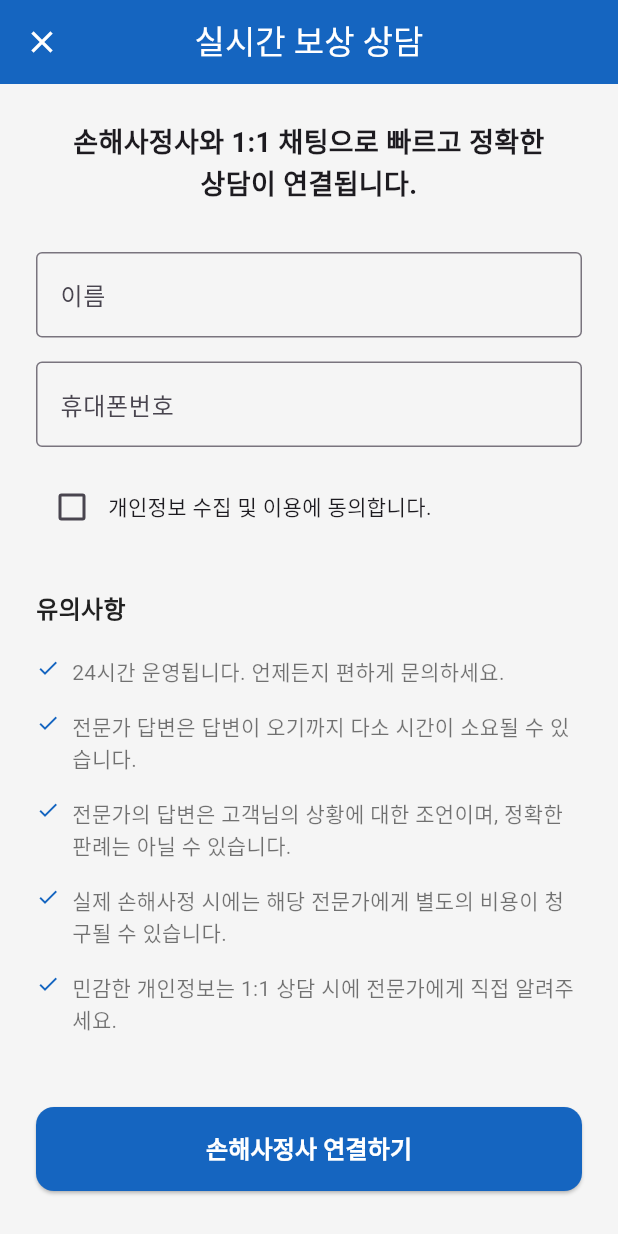
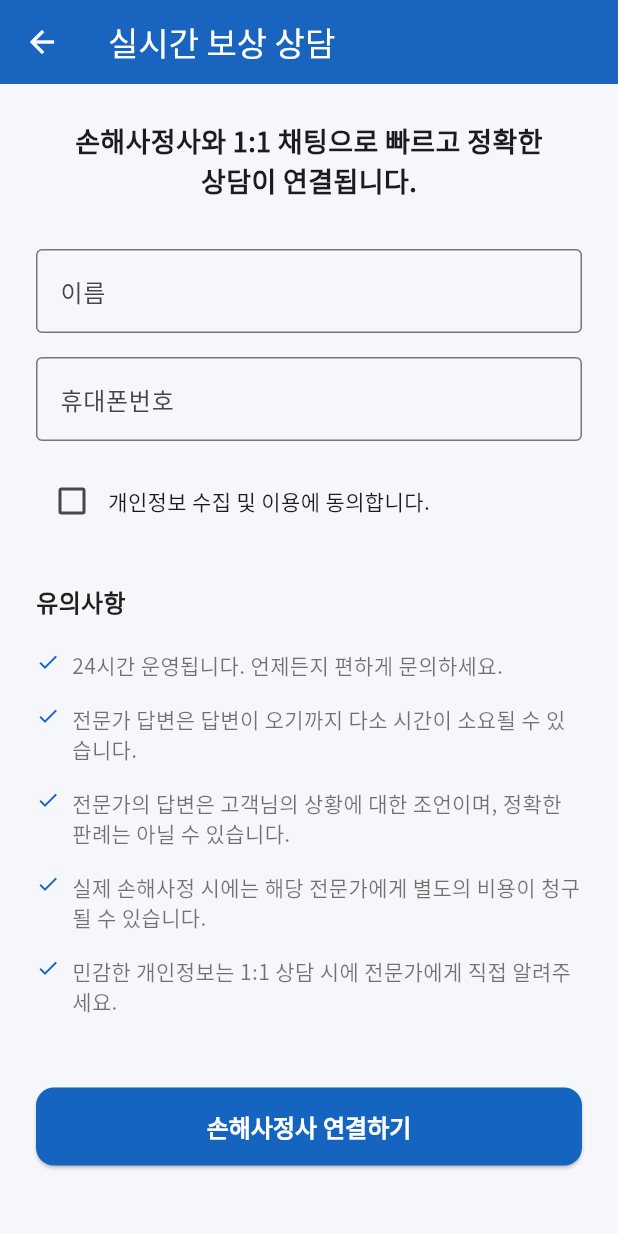
Before and after one commit to LEEGOR1122/NLP_Chatbot_Project, a Flutter app: the screen it shows after launch, after a tap on "실시간 보상상담 (24시간)", on a phone screen of 412 x 824 dp. Run offline on Flutter 3.47's test engine with Material 3 defaults, Android fonts, the light colour scheme and no system bars; our stand-ins replace google_fonts.

Commit message:
로딩화면 수정

```diff
--- a/lib/main.dart
+++ b/lib/main.dart
@@ -15,12 +15,25 @@ class MyApp extends StatelessWidget {
       debugShowCheckedModeBanner: false,
       title: '손에 보험',
       theme: ThemeData(
-        primarySwatch: Colors.grey,
-        scaffoldBackgroundColor: Colors.grey[100],
+        primarySwatch: Colors.blue,
+        scaffoldBackgroundColor: const Color(0xFFF5F7FA),
+        fontFamily: GoogleFonts.notoSansKr().fontFamily,
         appBarTheme: const AppBarTheme(
           backgroundColor: Colors.white,
           foregroundColor: Colors.black,
           elevation: 1,
+        ),
+        elevatedButtonTheme: ElevatedButtonThemeData(
+          style: ElevatedButton.styleFrom(
+            shape: RoundedRectangleBorder(
+              borderRadius: BorderRadius.circular(12),
+            ),
+            padding: const EdgeInsets.symmetric(vertical: 14),
+            textStyle: const TextStyle(
+              fontSize: 16,
+              fontWeight: FontWeight.bold,
+            ),
+          ),
         ),
       ),
       home: const SplashScreen(),
@@ -51,32 +64,45 @@ class _SplashScreenState extends State<SplashScreen> {
   @override
   Widget build(BuildContext context) {
     return Scaffold(
-      body: Stack(
-        fit: StackFit.expand,
-        children: [
-          Image.asset(
-            'assets/images/OIG3.jpg',
-            fit: BoxFit.cover,
-          ),
-          Center(
+      backgroundColor: const Color(0xFFF5F7FA),
+      body: Center(
         child: Column(
           mainAxisAlignment: MainAxisAlignment.center,
           children: [
-                const Text('내 손에 보험', style: TextStyle(fontSize: 40, fontWeight: FontWeight.bold, color: Colors.white)),
-                const SizedBox(height: 60),
-                Text('당신은 적절한 보상을 받으셨나요?', style: GoogleFonts.notoSans(fontSize: 25, color: Colors.white, fontWeight: FontWeight.w500)),
-                const SizedBox(height: 20),
-                const CircularProgressIndicator(valueColor: AlwaysStoppedAnimation<Color>(Colors.white)),
+            Image.asset(
+              'assets/images/splash_character.png',
+              height: 250,
+            ),
+            const SizedBox(height: 40),
+            const Text(
+              '내 손에 보험',
+              style: TextStyle(
+                fontSize: 40,
+                fontWeight: FontWeight.bold,
+                color: Color(0xFF1E3A8A),
+              ),
+            ),
+            const SizedBox(height: 12),
+            Text(
+              '당신은 적절한 보상을 받으셨나요?',
+              style: GoogleFonts.notoSansKr(
+                fontSize: 18,
+                color: Colors.black54,
+                fontWeight: FontWeight.w500,
+              ),
+            ),
+            const SizedBox(height: 40),
+            CircularProgressIndicator(
+              color: Colors.blue[800],
+            ),
           ],
         ),
-          ),
-        ],
       ),
     );
   }
 }
 
-// MainScreen: 탭을 관리하는 껍데기 역할
+// MainScreen: 탭 관리 껍데기
 class MainScreen extends StatefulWidget {
   const MainScreen({super.key});
 
@@ -108,12 +134,12 @@ class _MainScreenState extends State<MainScreen> {
       ),
       bottomNavigationBar: BottomNavigationBar(
         items: const <BottomNavigationBarItem>[
-          BottomNavigationBarItem(icon: Icon(Icons.home), label: '홈'),
+          BottomNavigationBarItem(icon: Icon(Icons.home_filled), label: '홈'),
           BottomNavigationBarItem(icon: Icon(Icons.question_answer), label: '챗봇'),
           BottomNavigationBarItem(icon: Icon(Icons.person), label: '마이페이지'),
         ],
         currentIndex: _selectedIndex,
-        selectedItemColor: Colors.blue,
+        selectedItemColor: Colors.blue[700],
         unselectedItemColor: Colors.grey,
         onTap: _onItemTapped,
       ),
@@ -153,84 +179,152 @@ class _HomeScreenState extends State<HomeScreen> {
       appBar: AppBar(
         title: const Text('손에 보험', style: TextStyle(fontWeight: FontWeight.bold)),
         centerTitle: false,
-        actions: [IconButton(icon: const Icon(Icons.notifications_none), onPressed: () {})],
+        actions: [
+          IconButton(
+            icon: const Icon(Icons.notifications_none, color: Colors.grey),
+            onPressed: () {},
+          )
+        ],
       ),
       body: SingleChildScrollView(
         child: Padding(
-          padding: const EdgeInsets.symmetric(horizontal: 16.0),
+          padding: const EdgeInsets.all(16.0),
           child: Column(
             crossAxisAlignment: CrossAxisAlignment.start,
             children: [
-              SizedBox(height: MediaQuery.of(context).size.height * 0.05),
+              const SizedBox(height: 16),
+              const Text(
+                '무엇을 도와드릴까요?',
+                style: TextStyle(fontSize: 24, fontWeight: FontWeight.bold),
+              ),
+              const SizedBox(height: 24),
               Container(
-                padding: const EdgeInsets.symmetric(horizontal: 16),
-                decoration: BoxDecoration(color: Colors.grey[200], borderRadius: BorderRadius.circular(30)),
+                decoration: BoxDecoration(
+                  color: Colors.white,
+                  borderRadius: BorderRadius.circular(16),
+                  boxShadow: [
+                    BoxShadow(
+                      color: Colors.grey.withOpacity(0.1),
+                      blurRadius: 10,
+                      offset: const Offset(0, 4),
+                    ),
+                  ],
+                ),
                 child: TextField(
                   controller: _searchController,
                   onSubmitted: _handleSearch,
                   decoration: const InputDecoration(
-                    hintText: '궁금한 내용을 검색하세요',
+                    hintText: '궁금한 내용을 검색하세요 (예: 보험금 청구)',
                     prefixIcon: Icon(Icons.search, color: Colors.grey),
                     border: InputBorder.none,
-                    contentPadding: EdgeInsets.symmetric(vertical: 14),
+                    contentPadding: EdgeInsets.symmetric(horizontal: 20, vertical: 16),
                   ),
                 ),
               ),
-              const SizedBox(height: 50),
+              const SizedBox(height: 32),
+              const Text(
+                '주요 서비스',
+                style: TextStyle(fontSize: 18, fontWeight: FontWeight.bold),
+              ),
+              const SizedBox(height: 16),
               GridView.builder(
                 physics: const NeverScrollableScrollPhysics(),
                 shrinkWrap: true,
                 gridDelegate: const SliverGridDelegateWithFixedCrossAxisCount(
-                  crossAxisCount: 3, crossAxisSpacing: 16, mainAxisSpacing: 16, childAspectRatio: 1.0,
+                  crossAxisCount: 3,
+                  crossAxisSpacing: 12,
+                  mainAxisSpacing: 12,
+                  childAspectRatio: 0.9,
                 ),
                 itemCount: 6,
                 itemBuilder: (BuildContext context, int index) {
                   List<String> titles = ['보험금 청구', '보상금 계산', '교통사고 상담', '상해/질병 보상', '후유장해 평가', '서류 준비 도움'];
-                  List<IconData> icons = [Icons.receipt, Icons.calculate, Icons.directions_car, Icons.local_hospital, Icons.wheelchair_pickup, Icons.folder_open];
+                  List<IconData> icons = [Icons.receipt_long, Icons.calculate, Icons.directions_car, Icons.local_hospital, Icons.wheelchair_pickup, Icons.folder_open];
+                  return _buildServiceItem(context, titles[index], icons[index]);
+                },
+              ),
+              const SizedBox(height: 32),
+              InkWell(
+                onTap: () => Navigator.push(context, MaterialPageRoute(builder: (context) => const ConsultationScreen())),
+                borderRadius: BorderRadius.circular(16),
+                child: Container(
+                  width: double.infinity,
+                  padding: const EdgeInsets.all(20),
+                  decoration: BoxDecoration(
+                    gradient: LinearGradient(
+                      colors: [Colors.blue.shade600, Colors.blue.shade800],
+                      begin: Alignment.topLeft,
+                      end: Alignment.bottomRight,
+                    ),
+                    borderRadius: BorderRadius.circular(16),
+                    boxShadow: [
+                      BoxShadow(
+                        color: Colors.blue.withOpacity(0.3),
+                        blurRadius: 10,
+                        offset: const Offset(0, 5),
+                      ),
+                    ],
+                  ),
+                  child: Row(
+                    mainAxisAlignment: MainAxisAlignment.center,
+                    children: const [
+                      Icon(Icons.flash_on, color: Colors.white, size: 24),
+                      SizedBox(width: 12),
+                      Text(
+                        '실시간 보상상담 (24시간)',
+                        style: TextStyle(
+                          fontSize: 18,
+                          fontWeight: FontWeight.bold,
+                          color: Colors.white,
+                        ),
+                      ),
+                    ],
+                  ),
+                ),
+              ),
+            ],
+          ),
+        ),
+      ),
+    );
+  }
+
+  Widget _buildServiceItem(BuildContext context, String title, IconData icon) {
     return InkWell(
-                    onTap: () => print('${titles[index]} 기능 실행!'),
+      onTap: () => print('$title 기능 실행!'),
+      borderRadius: BorderRadius.circular(16),
       child: Container(
+        padding: const EdgeInsets.all(8.0),
         decoration: BoxDecoration(
           color: Colors.white,
-                        borderRadius: BorderRadius.circular(15),
-                        boxShadow: [BoxShadow(color: Colors.grey.withOpacity(0.1), spreadRadius: 1, blurRadius: 5, offset: const Offset(0, 3))],
+          borderRadius: BorderRadius.circular(16),
+          boxShadow: [
+            BoxShadow(
+              color: Colors.grey.withOpacity(0.08),
+              blurRadius: 10,
+              offset: const Offset(0, 4),
+            ),
+          ],
         ),
         child: Column(
           mainAxisAlignment: MainAxisAlignment.center,
           children: [
-                          Icon(icons[index], size: 40, color: Colors.blue[800]),
-                          const SizedBox(height: 8),
-                          Text(titles[index], textAlign: TextAlign.center, style: const TextStyle(fontSize: 14, fontWeight: FontWeight.w600, color: Colors.black54)),
-                        ],
+            CircleAvatar(
+              radius: 24,
+              backgroundColor: Colors.blue.withOpacity(0.1),
+              child: Icon(icon, size: 28, color: Colors.blue[800]),
+            ),
+            const SizedBox(height: 12),
+            Text(
+              title,
+              textAlign: TextAlign.center,
+              style: const TextStyle(
+                fontSize: 13,
+                fontWeight: FontWeight.w600,
+                color: Colors.black87,
               ),
             ),
-                  );
-                },
-              ),
-              SizedBox(height: MediaQuery.of(context).size.height * 0.1),
-              InkWell(
-                onTap: () => Navigator.push(context, MaterialPageRoute(builder: (context) => const ConsultationScreen())),
-                child: Container(
-                  width: double.infinity,
-                  padding: const EdgeInsets.all(20),
-                  decoration: BoxDecoration(
-                    color: Colors.white,
-                    borderRadius: BorderRadius.circular(15),
-                    boxShadow: [BoxShadow(color: Colors.grey.withOpacity(0.1), spreadRadius: 1, blurRadius: 5, offset: const Offset(0, 3))],
-                  ),
-                  child: Row(
-                    mainAxisAlignment: MainAxisAlignment.center,
-                    children: const [
-                      Icon(Icons.flash_on, color: Colors.blue, size: 24),
-                      SizedBox(width: 8),
-                      Text('실시간 보상상담 (24시간)', style: TextStyle(fontSize: 20, fontWeight: FontWeight.bold)),
           ],
-                  ),
-                ),
-              ),
-              const SizedBox(height: 16),
-            ],
-          ),
         ),
       ),
     );
@@ -299,7 +393,7 @@ class _ChatbotScreenState extends State<ChatbotScreen> {
         margin: const EdgeInsets.symmetric(vertical: 4.0),
         padding: const EdgeInsets.symmetric(horizontal: 16.0, vertical: 10.0),
         decoration: BoxDecoration(
-          color: isUser ? Colors.blue[600] : Colors.grey[200],
+          color: isUser ? Theme.of(context).primaryColor : Colors.white,
           borderRadius: BorderRadius.circular(20),
         ),
         child: Text(
@@ -346,7 +440,7 @@ class MyPageScreen extends StatefulWidget {
 
 class _MyPageScreenState extends State<MyPageScreen> {
   bool _isLoggedIn = false;
-  final String _userName = "사용자";
+  final String _userName = "김민준";
 
   void _handleLoginResult(bool loginSuccess) {
     if (loginSuccess) {
@@ -390,11 +484,14 @@ class _MyPageScreenState extends State<MyPageScreen> {
           mainAxisAlignment: MainAxisAlignment.center,
           crossAxisAlignment: CrossAxisAlignment.stretch,
           children: [
-            const Text('로그인이 필요합니다.', textAlign: TextAlign.center, style: TextStyle(fontSize: 18, color: Colors.grey)),
-            const SizedBox(height: 20),
+            Icon(Icons.lock_outline, size: 80, color: Colors.grey[300]),
+            const SizedBox(height: 24),
+            const Text('로그인하고 더 많은 서비스를 이용하세요', textAlign: TextAlign.center, style: TextStyle(fontSize: 16, color: Colors.black54)),
+            const SizedBox(height: 32),
             ElevatedButton(
               style: ElevatedButton.styleFrom(
-                padding: const EdgeInsets.symmetric(vertical: 12),
+                backgroundColor: Colors.blue[700],
+                foregroundColor: Colors.white,
               ),
               onPressed: () {
                 Navigator.push(
@@ -406,7 +503,7 @@ class _MyPageScreenState extends State<MyPageScreen> {
                   }
                 });
               },
-              child: const Text('로그인/회원가입', style: TextStyle(fontSize: 16)),
+              child: const Text('로그인 / 회원가입'),
             ),
           ],
         ),
@@ -416,20 +513,41 @@ class _MyPageScreenState extends State<MyPageScreen> {
 
   Widget _buildLoggedInView() {
     return ListView(
+      padding: EdgeInsets.zero,
       children: [
-        UserAccountsDrawerHeader(
-          accountName: Text('${_userName}님', style: const TextStyle(fontSize: 20, fontWeight: FontWeight.bold)),
-          accountEmail: const Text('환영합니다!'),
-          currentAccountPicture: const CircleAvatar(
+        Container(
+          padding: const EdgeInsets.fromLTRB(16, 60, 16, 32),
+          decoration: BoxDecoration(
+            gradient: LinearGradient(
+              colors: [Colors.blue.shade600, Colors.blue.shade800],
+              begin: Alignment.topLeft,
+              end: Alignment.bottomRight,
+            ),
+          ),
+          child: Row(
+            children: [
+              const CircleAvatar(
+                radius: 32,
                 backgroundColor: Colors.white,
-            child: Icon(Icons.person, size: 50),
+                child: Icon(Icons.person, size: 40, color: Colors.blue),
               ),
-          decoration: BoxDecoration(color: Colors.blue[700]),
+              const SizedBox(width: 16),
+              Column(
+                crossAxisAlignment: CrossAxisAlignment.start,
+                children: [
+                  Text('${_userName}님', style: const TextStyle(fontSize: 22, fontWeight: FontWeight.bold, color: Colors.white)),
+                  const SizedBox(height: 4),
+                  const Text('환영합니다!', style: TextStyle(fontSize: 16, color: Colors.white70)),
+                ],
+              )
+            ],
           ),
-        ListTile(
-          leading: const Icon(Icons.history),
-          title: const Text('상담 이력 보기'),
-          trailing: const Icon(Icons.chevron_right),
+        ),
+        const SizedBox(height: 16),
+        _buildMenuCard(
+          context,
+          icon: Icons.history,
+          title: '상담 이력 보기',
           onTap: () {
             Navigator.push(
               context,
@@ -437,14 +555,51 @@ class _MyPageScreenState extends State<MyPageScreen> {
             );
           },
         ),
-        const Divider(),
-        ListTile(
-          leading: const Icon(Icons.settings),
-          title: const Text('설정'),
-          trailing: const Icon(Icons.chevron_right),
+        _buildMenuCard(
+          context,
+          icon: Icons.person_outline,
+          title: '개인정보 수정',
+          onTap: () {},
+        ),
+        _buildMenuCard(
+          context,
+          icon: Icons.settings,
+          title: '설정',
           onTap: () {},
         ),
       ],
+    );
+  }
+
+  Widget _buildMenuCard(BuildContext context, {required IconData icon, required String title, required VoidCallback onTap}) {
+    return Padding(
+      padding: const EdgeInsets.symmetric(horizontal: 16.0, vertical: 6.0),
+      child: InkWell(
+        onTap: onTap,
+        borderRadius: BorderRadius.circular(12),
+        child: Container(
+          padding: const EdgeInsets.symmetric(horizontal: 16, vertical: 12),
+          decoration: BoxDecoration(
+            color: Colors.white,
+            borderRadius: BorderRadius.circular(12),
+             boxShadow: [
+              BoxShadow(
+                color: Colors.grey.withOpacity(0.08),
+                blurRadius: 10,
+              ),
+            ],
+          ),
+          child: Row(
+            children: [
+              Icon(icon, color: Colors.blue[700]),
+              const SizedBox(width: 16),
+              Text(title, style: const TextStyle(fontSize: 16, fontWeight: FontWeight.w600)),
+              const Spacer(),
+              const Icon(Icons.chevron_right, color: Colors.grey),
+            ],
+          ),
+        ),
+      ),
     );
   }
 }
@@ -459,37 +614,51 @@ class LoginScreen extends StatelessWidget {
       appBar: AppBar(
         title: const Text('로그인'),
       ),
-      body: Padding(
+      body: SingleChildScrollView(
+        child: Padding(
           padding: const EdgeInsets.all(24.0),
           child: Column(
-          mainAxisAlignment: MainAxisAlignment.center,
             crossAxisAlignment: CrossAxisAlignment.stretch,
             children: [
+              const SizedBox(height: 60),
+              const Text('환영합니다!', style: TextStyle(fontSize: 28, fontWeight: FontWeight.bold)),
+              const SizedBox(height: 8),
+              const Text('로그인하여 모든 서비스를 이용하세요.', style: TextStyle(fontSize: 16, color: Colors.grey)),
+              const SizedBox(height: 48),
               TextField(
                 decoration: InputDecoration(
                   labelText: '이메일',
+                  prefixIcon: const Icon(Icons.email_outlined),
                   border: OutlineInputBorder(borderRadius: BorderRadius.circular(12)),
+                  filled: true,
+                  fillColor: Colors.white,
                 ),
+                keyboardType: TextInputType.emailAddress,
               ),
               const SizedBox(height: 16),
               TextField(
                 obscureText: true,
                 decoration: InputDecoration(
                   labelText: '비밀번호',
+                  prefixIcon: const Icon(Icons.lock_outline),
                   border: OutlineInputBorder(borderRadius: BorderRadius.circular(12)),
+                  filled: true,
+                  fillColor: Colors.white,
                 ),
               ),
-            const SizedBox(height: 24),
+              const SizedBox(height: 32),
               ElevatedButton(
                 style: ElevatedButton.styleFrom(
-                padding: const EdgeInsets.symmetric(vertical: 12),
+                  backgroundColor: Colors.blue[700],
+                  foregroundColor: Colors.white,
                 ),
                 onPressed: () {
                   Navigator.pop(context, true);
                 },
-              child: const Text('로그인', style: TextStyle(fontSize: 16)),
+                child: const Text('로그인'),
               ),
             ],
+          ),
         ),
       ),
     );
@@ -514,18 +683,36 @@ class HistoryScreen extends StatelessWidget {
         title: const Text('상담 이력'),
       ),
       body: ListView.builder(
+        padding: const EdgeInsets.all(8.0),
         itemCount: _history.length,
         itemBuilder: (context, index) {
           final item = _history[index];
           return Card(
-            margin: const EdgeInsets.symmetric(horizontal: 16.0, vertical: 8.0),
+            elevation: 2,
+            shadowColor: Colors.grey.withOpacity(0.2),
+            margin: const EdgeInsets.symmetric(horizontal: 8.0, vertical: 6.0),
+            shape: RoundedRectangleBorder(borderRadius: BorderRadius.circular(12)),
             child: ListTile(
-              leading: const Icon(Icons.receipt_long, color: Colors.blue),
-              title: Text(item['title']!),
-              subtitle: Text(item['date']!),
-              trailing: Text(
+              contentPadding: const EdgeInsets.symmetric(horizontal: 20, vertical: 10),
+              leading: CircleAvatar(
+                backgroundColor: Colors.blue.withOpacity(0.1),
+                child: const Icon(Icons.receipt_long, color: Colors.blue),
+              ),
+              title: Text(item['title']!, style: const TextStyle(fontWeight: FontWeight.bold)),
+              subtitle: Padding(
+                padding: const EdgeInsets.only(top: 4.0),
+                child: Text(item['date']!),
+              ),
+              trailing: Container(
+                padding: const EdgeInsets.symmetric(horizontal: 8, vertical: 4),
+                decoration: BoxDecoration(
+                  color: Colors.green.withOpacity(0.1),
+                  borderRadius: BorderRadius.circular(8),
+                ),
+                child: Text(
                   item['status']!,
                   style: const TextStyle(color: Colors.green, fontWeight: FontWeight.bold),
+                ),
               ),
             ),
           );
@@ -541,6 +728,7 @@ class ConsultationScreen extends StatefulWidget {
   @override
   State<ConsultationScreen> createState() => _ConsultationScreenState();
 }
+
 class _ConsultationScreenState extends State<ConsultationScreen> {
   final _formKey = GlobalKey<FormState>();
   final _nameController = TextEditingController();
@@ -558,14 +746,9 @@ class _ConsultationScreenState extends State<ConsultationScreen> {
   Widget build(BuildContext context) {
     return Scaffold(
       appBar: AppBar(
-        title: const Text('실시간 보상 상담', style: TextStyle(color: Colors.white)),
-        centerTitle: true,
+        title: const Text('실시간 보상 상담'),
         backgroundColor: Colors.blue[800],
-        elevation: 0,
-        leading: IconButton(
-          icon: const Icon(Icons.close, color: Colors.white),
-          onPressed: () => Navigator.pop(context),
-        ),
+        foregroundColor: Colors.white,
       ),
       body: SingleChildScrollView(
         child: Padding(
@@ -573,7 +756,7 @@ class _ConsultationScreenState extends State<ConsultationScreen> {
           child: Form(
             key: _formKey,
             child: Column(
-              crossAxisAlignment: CrossAxisAlignment.start,
+              crossAxisAlignment: CrossAxisAlignment.stretch,
               children: [
                 const Center(
                   child: Text(
@@ -620,9 +803,11 @@ class _ConsultationScreenState extends State<ConsultationScreen> {
                 _buildInfoItem('실제 손해사정 시에는 해당 전문가에게 별도의 비용이 청구될 수 있습니다.'),
                 _buildInfoItem('민감한 개인정보는 1:1 상담 시에 전문가에게 직접 알려주세요.'),
                 const SizedBox(height: 40),
-                SizedBox(
-                  width: double.infinity,
-                  child: ElevatedButton(
+                ElevatedButton(
+                  style: ElevatedButton.styleFrom(
+                    backgroundColor: Colors.blue[800],
+                    foregroundColor: Colors.white,
+                  ),
                   onPressed: () {
                     if (_formKey.currentState!.validate() && _isAgreed) {
                       print('상담 신청 완료');
@@ -633,14 +818,7 @@ class _ConsultationScreenState extends State<ConsultationScreen> {
                       ScaffoldMessenger.of(context).showSnackBar(const SnackBar(content: Text('개인정보 수집에 동의해야 합니다.')));
                     }
                   },
-                    style: ElevatedButton.styleFrom(
-                      backgroundColor: Colors.blue[800],
-                      foregroundColor: Colors.white,
-                      padding: const EdgeInsets.symmetric(vertical: 16),
-                      shape: RoundedRectangleBorder(borderRadius: BorderRadius.circular(12)),
-                    ),
-                    child: const Text('손해사정사 연결하기', style: TextStyle(fontSize: 16, fontWeight: FontWeight.bold)),
-                  ),
+                  child: const Text('손해사정사 연결하기'),
                 ),
               ],
             ),
@@ -681,21 +859,13 @@ class SearchResultsScreen extends StatelessWidget {
 
     return Scaffold(
       appBar: AppBar(
-        title: const Text('검색 결과', style: TextStyle(color: Colors.white)),
-        backgroundColor: Colors.blue[800],
-        leading: IconButton(
-          icon: const Icon(Icons.arrow_back, color: Colors.white),
-          onPressed: () => Navigator.pop(context),
-        ),
+        title: Text('\'${searchQuery}\' 검색 결과'),
       ),
       body: Padding(
         padding: const EdgeInsets.all(16.0),
         child: Column(
           crossAxisAlignment: CrossAxisAlignment.stretch,
           children: [
-            Text('"${searchQuery}"에 대한 검색 결과입니다.', style: const TextStyle(fontSize: 18, fontWeight: FontWeight.bold)),
-            const SizedBox(height: 24),
-
             if (hasResults)
               Container(
                 padding: const EdgeInsets.all(16),
--- a/pubspec.yaml
+++ b/pubspec.yaml
@@ -33,6 +33,7 @@ dependencies:
 
   cupertino_icons: ^1.0.2
   google_fonts: ^6.2.1
+  lottie: ^2.7.0
   # The following adds the Cupertino Icons font to your application.
   # Use with the CupertinoIcons class for iOS style icons.
 
```
Also changed, not shown: assets/images/splash_character.png (added). Lines whose indentation alone changed are shown as unchanged.
